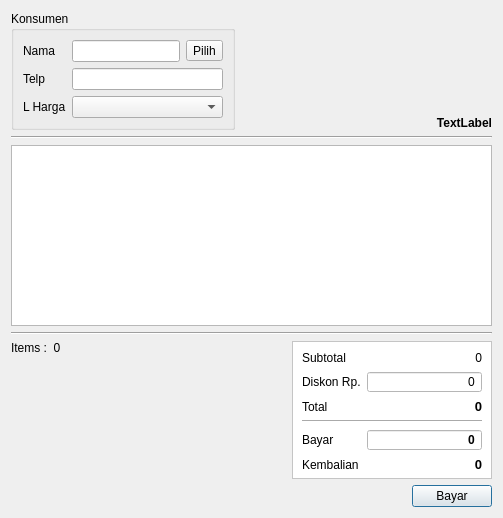
The window that src/dialogs/instantorderdialog.ui (AyahnaSyahid/LazyMins) describes before a commit, drawn with Qt 5.
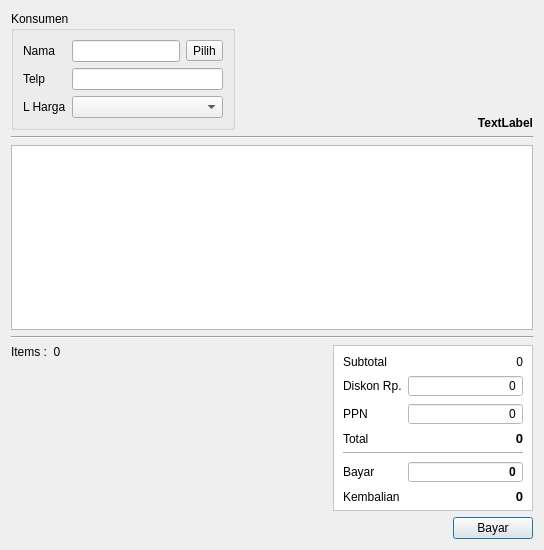
The same window after the commit.

What changed in the file:
```diff
--- a/src/dialogs/instantorderdialog.ui
+++ b/src/dialogs/instantorderdialog.ui
@@ -6,8 +6,8 @@
    <rect>
     <x>0</x>
     <y>0</y>
-    <width>503</width>
-    <height>518</height>
+    <width>544</width>
+    <height>550</height>
    </rect>
   </property>
   <property name="windowTitle">
@@ -224,14 +224,14 @@
           </property>
          </widget>
         </item>
-        <item row="2" column="0">
+        <item row="3" column="0">
          <widget class="QLabel" name="label_6">
           <property name="text">
            <string>Total</string>
           </property>
          </widget>
         </item>
-        <item row="2" column="1">
+        <item row="3" column="1">
          <widget class="QLabel" name="labelTotal">
           <property name="font">
            <font>
@@ -253,21 +253,21 @@
           </property>
          </widget>
         </item>
-        <item row="3" column="0" colspan="2">
+        <item row="4" column="0" colspan="2">
          <widget class="Line" name="line">
           <property name="orientation">
            <enum>Qt::Orientation::Horizontal</enum>
           </property>
          </widget>
         </item>
-        <item row="4" column="0">
+        <item row="5" column="0">
          <widget class="QLabel" name="label_8">
           <property name="text">
            <string>Bayar</string>
           </property>
          </widget>
         </item>
-        <item row="4" column="1">
+        <item row="5" column="1">
          <widget class="QSpinBox" name="bayarSpinBox">
           <property name="font">
            <font>
@@ -291,21 +291,21 @@
            <bool>true</bool>
           </property>
           <property name="maximum">
-           <number>9999999</number>
+           <number>99999999</number>
           </property>
           <property name="singleStep">
            <number>500</number>
           </property>
          </widget>
         </item>
-        <item row="5" column="0">
+        <item row="6" column="0">
          <widget class="QLabel" name="label_9">
           <property name="text">
            <string>Kembalian</string>
           </property>
          </widget>
         </item>
-        <item row="5" column="1">
+        <item row="6" column="1">
          <widget class="QLabel" name="labelKembalian">
           <property name="font">
            <font>
@@ -327,6 +327,35 @@
           </property>
          </widget>
         </item>
+        <item row="2" column="0">
+         <widget class="QLabel" name="label_4">
+          <property name="text">
+           <string>PPN</string>
+          </property>
+         </widget>
+        </item>
+        <item row="2" column="1">
+         <widget class="QSpinBox" name="ppnSpinBox">
+          <property name="alignment">
+           <set>Qt::AlignmentFlag::AlignRight|Qt::AlignmentFlag::AlignTrailing|Qt::AlignmentFlag::AlignVCenter</set>
+          </property>
+          <property name="buttonSymbols">
+           <enum>QAbstractSpinBox::ButtonSymbols::NoButtons</enum>
+          </property>
+          <property name="accelerated">
+           <bool>true</bool>
+          </property>
+          <property name="showGroupSeparator" stdset="0">
+           <bool>true</bool>
+          </property>
+          <property name="maximum">
+           <number>99999999</number>
+          </property>
+          <property name="singleStep">
+           <number>500</number>
+          </property>
+         </widget>
+        </item>
        </layout>
       </widget>
      </item>
```
